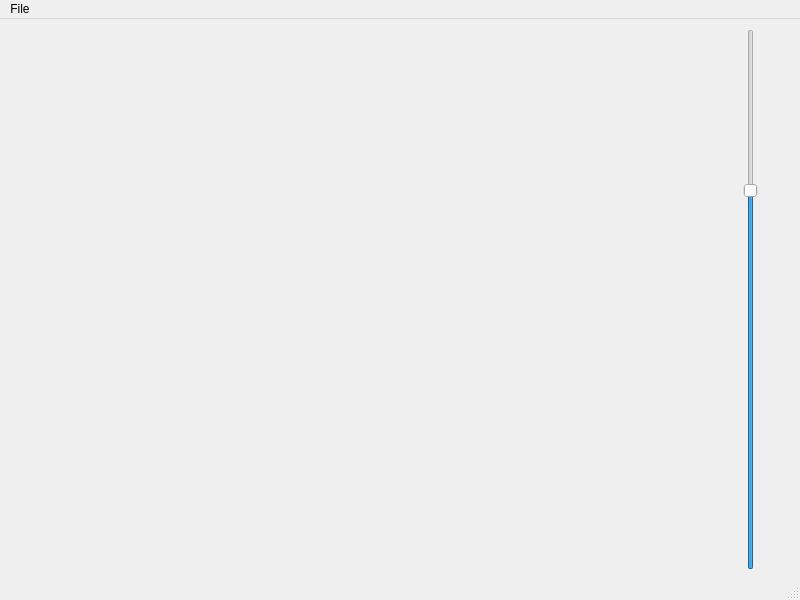
Cc618/Tiny-Saw, file src/mainwindow.ui: the form before one commit.
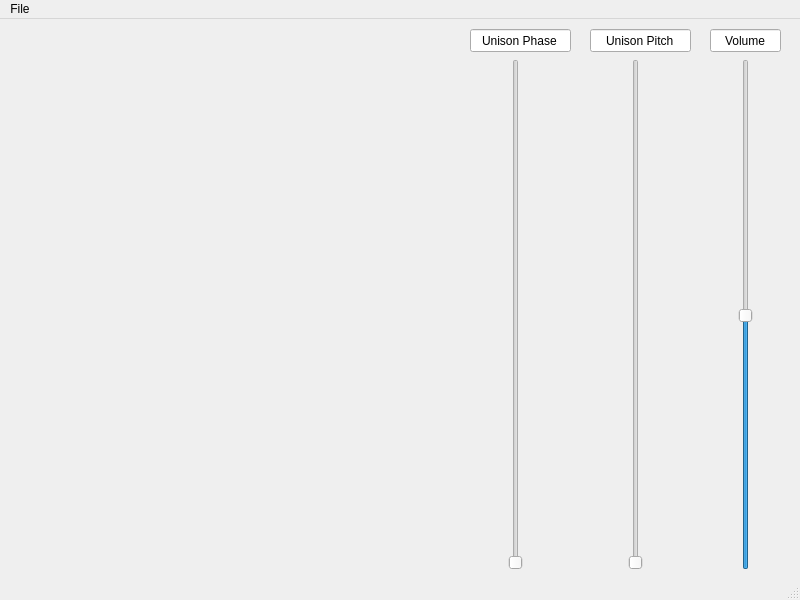
The form after the commit.

Commit message: Added unison pitch and phase

The edit to the form file:
```diff
--- a/src/mainwindow.ui
+++ b/src/mainwindow.ui
@@ -17,17 +17,112 @@
    <widget class="QSlider" name="mainVolume">
     <property name="geometry">
      <rect>
-      <x>730</x>
+      <x>720</x>
+      <y>40</y>
+      <width>51</width>
+      <height>511</height>
+     </rect>
+    </property>
+    <property name="toolTip">
+     <string>Main Volume</string>
+    </property>
+    <property name="maximum">
+     <number>255</number>
+    </property>
+    <property name="value">
+     <number>127</number>
+    </property>
+    <property name="orientation">
+     <enum>Qt::Vertical</enum>
+    </property>
+   </widget>
+   <widget class="QLineEdit" name="volumeText">
+    <property name="geometry">
+     <rect>
+      <x>710</x>
       <y>10</y>
-      <width>41</width>
-      <height>541</height>
+      <width>71</width>
+      <height>23</height>
      </rect>
     </property>
+    <property name="text">
+     <string>Volume</string>
+    </property>
+    <property name="alignment">
+     <set>Qt::AlignCenter</set>
+    </property>
+   </widget>
+   <widget class="QLineEdit" name="unisonPitchText">
+    <property name="geometry">
+     <rect>
+      <x>590</x>
+      <y>10</y>
+      <width>101</width>
+      <height>23</height>
+     </rect>
+    </property>
+    <property name="text">
+     <string>Unison Pitch</string>
+    </property>
+    <property name="alignment">
+     <set>Qt::AlignCenter</set>
+    </property>
+   </widget>
+   <widget class="QSlider" name="unisonPitch">
+    <property name="geometry">
+     <rect>
+      <x>610</x>
+      <y>40</y>
+      <width>51</width>
+      <height>511</height>
+     </rect>
+    </property>
     <property name="toolTip">
      <string>Main Volume</string>
     </property>
+    <property name="maximum">
+     <number>255</number>
+    </property>
     <property name="value">
-     <number>70</number>
+     <number>0</number>
+    </property>
+    <property name="orientation">
+     <enum>Qt::Vertical</enum>
+    </property>
+   </widget>
+   <widget class="QLineEdit" name="unisonPhaseText">
+    <property name="geometry">
+     <rect>
+      <x>470</x>
+      <y>10</y>
+      <width>101</width>
+      <height>23</height>
+     </rect>
+    </property>
+    <property name="text">
+     <string>Unison Phase</string>
+    </property>
+    <property name="alignment">
+     <set>Qt::AlignCenter</set>
+    </property>
+   </widget>
+   <widget class="QSlider" name="unisonPhase">
+    <property name="geometry">
+     <rect>
+      <x>490</x>
+      <y>40</y>
+      <width>51</width>
+      <height>511</height>
+     </rect>
+    </property>
+    <property name="toolTip">
+     <string>Main Volume</string>
+    </property>
+    <property name="maximum">
+     <number>255</number>
+    </property>
+    <property name="value">
+     <number>0</number>
     </property>
     <property name="orientation">
      <enum>Qt::Vertical</enum>
```
The commit also changes 8 other files.
